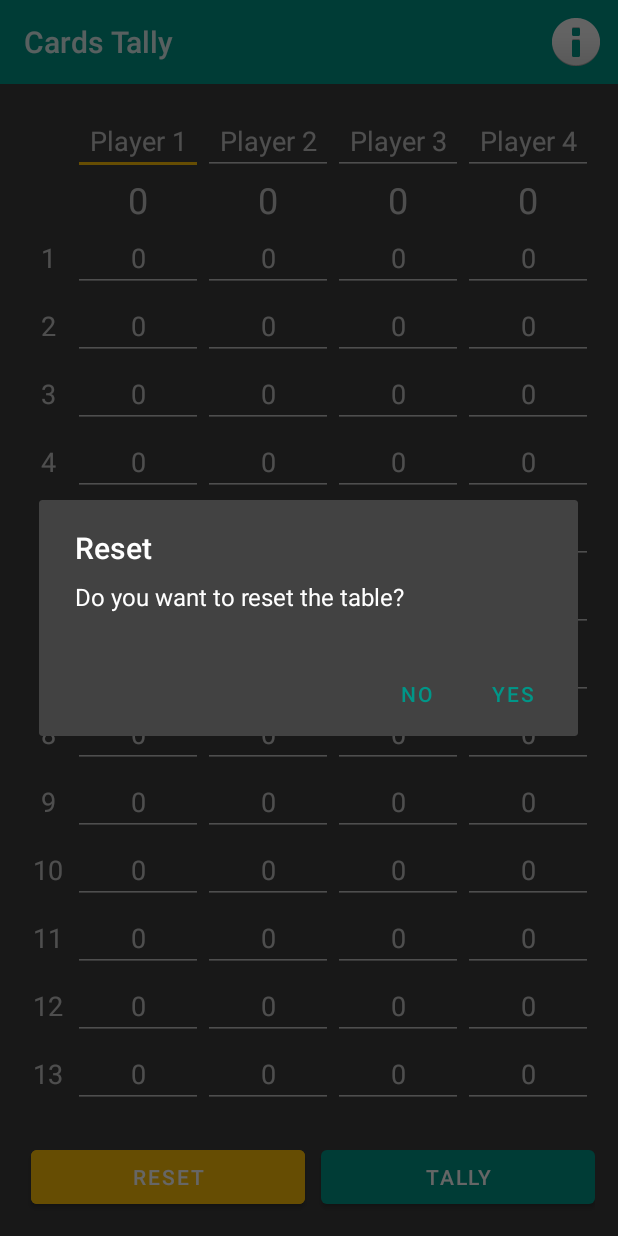
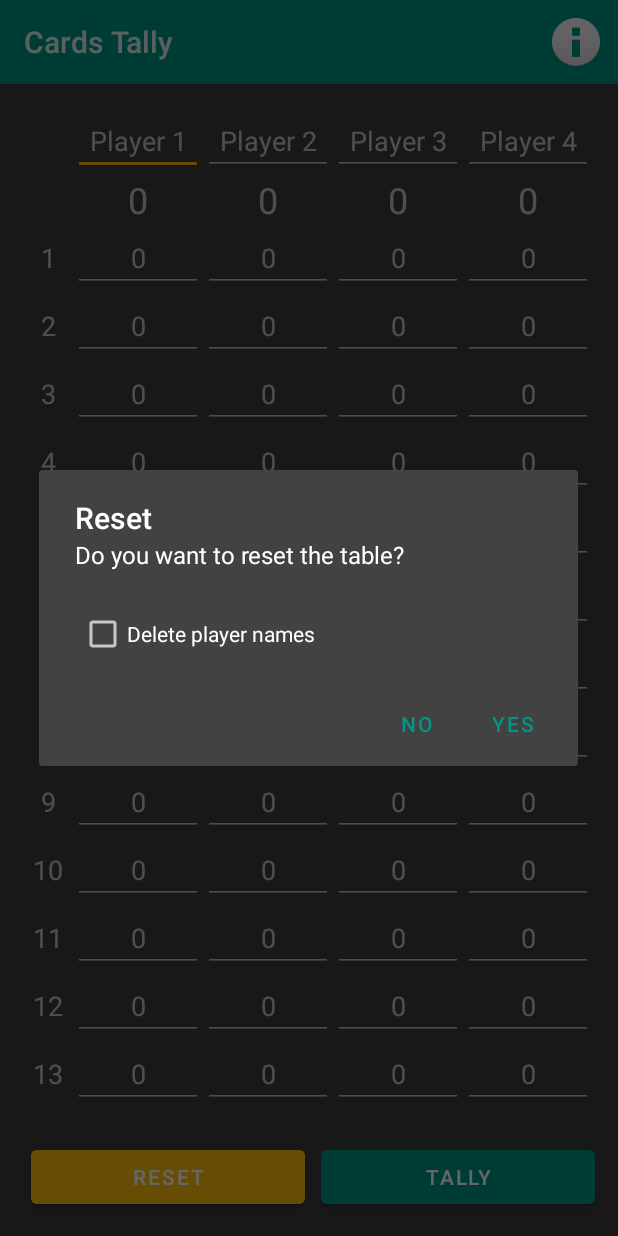
Before and after one commit to prat-man/Cards-Tally, an Android app: the screen it shows after launch (MainActivity), after a tap on "RESET", on a phone screen of 412 x 824 dp. Run offline under Robolectric (Android 15) with nearby library versions, the phone set to English and light mode, and no system bars.

Commit message:
Changed version to 2.1; Added support for automatic saving of game data; Introduced delete player names option in reset

```diff
--- a/app/build.gradle
+++ b/app/build.gradle
@@ -11,9 +11,11 @@ android {
         minSdkVersion 19
         targetSdkVersion 30
         versionCode 1
-        versionName "2.0"
+        versionName "2.1"
 
         testInstrumentationRunner "androidx.test.runner.AndroidJUnitRunner"
+
+        vectorDrawables.useSupportLibrary = true
     }
 
     buildTypes {
--- /dev/null
+++ b/app/src/main/java/in/pratanumandal/cardstally/GameInfo.java
@@ -0,0 +1,8 @@
+package in.pratanumandal.cardstally;
+
+public class GameInfo {
+
+    public Player[] players = new Player[Constants.PLAYERS];
+    public int[][] cardData = new int[Constants.ROWS][Constants.PLAYERS];
+
+}
--- a/app/src/main/java/in/pratanumandal/cardstally/MainActivity.java
+++ b/app/src/main/java/in/pratanumandal/cardstally/MainActivity.java
@@ -1,6 +1,7 @@
 package in.pratanumandal.cardstally;
 
 import android.app.AlertDialog;
+import android.app.ProgressDialog;
 import android.content.Intent;
 import android.content.pm.PackageInfo;
 import android.content.pm.PackageManager;
@@ -21,7 +22,10 @@ import android.view.MenuInflater;
 import android.view.MenuItem;
 import android.view.View;
 import android.widget.Button;
+import android.widget.CheckBox;
+import android.widget.CompoundButton;
 import android.widget.EditText;
+import android.widget.LinearLayout;
 import android.widget.Space;
 import android.widget.TableLayout;
 import android.widget.TableRow;
@@ -36,10 +40,8 @@ import com.google.gson.Gson;
 
 public class MainActivity extends AppCompatActivity {
 
-    public int[][] cardData = new int[Constants.ROWS][Constants.PLAYERS];
+    public GameInfo gameInfo;
     public EditText[][] editData = new EditText[Constants.ROWS][Constants.PLAYERS];
-
-    public Player[] players = new Player[Constants.PLAYERS];
 
     @Override
     protected void onCreate(Bundle savedInstanceState) {
@@ -51,6 +53,8 @@ public class MainActivity extends AppCompatActivity {
 
         ActionBar bar = getSupportActionBar();
         bar.setBackgroundDrawable(new ColorDrawable(getResources().getColor(R.color.colorPrimary)));
+
+        gameInfo = Persistence.loadGame(getApplicationContext());
 
         initializePlayers();
         initializeTally();
@@ -115,8 +119,16 @@ public class MainActivity extends AppCompatActivity {
 
     public void initializePlayers() {
         for (int i = 0; i < Constants.PLAYERS; i++) {
-            Player player = players[i] = new Player("Player " + (i + 1), 0);
             EditText name = getNameField(i);
+
+            if (gameInfo.players[i] == null) {
+                gameInfo.players[i] = new Player("Player " + (i + 1), 0);
+            }
+            else {
+                name.setText(gameInfo.players[i].name);
+            }
+
+            Player player = gameInfo.players[i];
 
             name.addTextChangedListener(new TextWatcher() {
                 @Override
@@ -128,15 +140,17 @@ public class MainActivity extends AppCompatActivity {
                 @Override
                 public void onTextChanged(CharSequence s, int start, int before, int count) {
                     if (s.length() == 0) {
-                        player.name = player.defaultName;
+                        player.name = "";
                     }
                     else if (s.toString().trim().isEmpty()) {
                         name.setText("");
-                        player.name = player.defaultName;
+                        player.name = "";
                     }
                     else {
                         player.name = s.toString();
                     }
+
+                    Persistence.saveGame(getApplicationContext(), gameInfo);
                 }
             });
         }
@@ -171,6 +185,10 @@ public class MainActivity extends AppCompatActivity {
                 edit.setHint("0");
                 row.addView(edit);
 
+                if (gameInfo.cardData[i][j] != 0) {
+                    edit.setText(String.valueOf(gameInfo.cardData[i][j]));
+                }
+
                 if (i == rows - 1) {
                     TextView score = getScoreField(j);
                     score.addTextChangedListener(new TextWatcher() {
@@ -188,9 +206,7 @@ public class MainActivity extends AppCompatActivity {
                     });
                 }
 
-                cardData[i][j] = 0;
-
-                Player player = players[j];
+                Player player = gameInfo.players[j];
                 TextView score = getScoreField(j);
 
                 int finalI = i;
@@ -213,12 +229,14 @@ public class MainActivity extends AppCompatActivity {
                         int value = 0;
                         if (s.length() != 0) value = Integer.valueOf(s.toString());
 
-                        int total = Integer.valueOf(score.getText().toString()) - cardData[finalI][finalJ] + value;
+                        int total = player.cards - gameInfo.cardData[finalI][finalJ] + value;
                         score.setText(String.valueOf(total));
 
                         player.cards = total;
 
-                        cardData[finalI][finalJ] = value;
+                        gameInfo.cardData[finalI][finalJ] = value;
+
+                        Persistence.saveGame(getApplicationContext(), gameInfo);
                     }
                 });
             }
@@ -231,12 +249,32 @@ public class MainActivity extends AppCompatActivity {
         Button button = findViewById(R.id.resetButton);
         button.setOnClickListener((v) -> {
             AlertDialog.Builder alertDialogBuilder = new AlertDialog.Builder(this);
+
+            LinearLayout checkBoxWrapper = new LinearLayout(this);
+            checkBoxWrapper.setPadding(40, 0, 40, 0);
+
+            CheckBox checkBox = new CheckBox(this);
+            checkBox.setChecked(Persistence.getDeleteNames(getApplicationContext()));
+            checkBox.setOnCheckedChangeListener((buttonView, isChecked) -> {
+                Persistence.setDeleteNames(getApplicationContext(), isChecked);
+            });
+            checkBox.setText("Delete player names");
+            checkBoxWrapper.addView(checkBox);
+
             alertDialogBuilder.setMessage("Do you want to reset the table?");
+            alertDialogBuilder.setView(checkBoxWrapper);
             alertDialogBuilder.setTitle("Reset");
             alertDialogBuilder.setPositiveButton("Yes", (dialog, id) -> {
                 for (int i = 0; i < Constants.ROWS; i++) {
                     for (int j = 0; j < Constants.PLAYERS; j++) {
                         editData[i][j].setText("");
+                    }
+                }
+
+                if (Persistence.getDeleteNames(getApplicationContext())) {
+                    for (int i = 0; i < Constants.PLAYERS; i++) {
+                        EditText name = getNameField(i);
+                        name.setText("");
                     }
                 }
             });
@@ -250,7 +288,7 @@ public class MainActivity extends AppCompatActivity {
         Button button = findViewById(R.id.tallyButton);
         button.setOnClickListener((v) -> {
             Intent intent = new Intent(getBaseContext(), TallyActivity.class);
-            String playersString = new Gson().toJson(players);
+            String playersString = new Gson().toJson(gameInfo.players);
             intent.putExtra("PLAYERS", playersString);
             startActivity(intent);
         });
--- /dev/null
+++ b/app/src/main/java/in/pratanumandal/cardstally/Persistence.java
@@ -0,0 +1,42 @@
+package in.pratanumandal.cardstally;
+
+import android.content.Context;
+import android.content.SharedPreferences;
+
+import com.google.gson.Gson;
+
+public class Persistence {
+
+    public static GameInfo loadGame(Context context) {
+        SharedPreferences settings = context.getSharedPreferences("GAME_INFO", 0);
+        String gameData = settings.getString("gameData", null);
+
+        if (gameData == null) return new GameInfo();
+        return new Gson().fromJson(gameData, GameInfo.class);
+    }
+
+    public static void saveGame(Context context, GameInfo gameInfo) {
+        SharedPreferences settings = context.getSharedPreferences("GAME_INFO", 0);
+        SharedPreferences.Editor editor = settings.edit();
+
+        String gameData = new Gson().toJson(gameInfo);
+        editor.putString("gameData", gameData);
+
+        editor.apply();
+    }
+
+    public static Boolean getDeleteNames(Context context) {
+        SharedPreferences settings = context.getSharedPreferences("SETTINGS", 0);
+        return settings.getBoolean("deleteNames", false);
+    }
+
+    public static void setDeleteNames(Context context, Boolean deleteNames) {
+        SharedPreferences settings = context.getSharedPreferences("SETTINGS", 0);
+        SharedPreferences.Editor editor = settings.edit();
+
+        editor.putBoolean("deleteNames", deleteNames);
+
+        editor.apply();
+    }
+
+}
--- a/app/src/main/java/in/pratanumandal/cardstally/Player.java
+++ b/app/src/main/java/in/pratanumandal/cardstally/Player.java
@@ -6,8 +6,9 @@ public class Player implements Comparable<Player> {
     public String name;
     public int cards;
 
-    public Player(String name, int cards) {
-        this.defaultName = this.name = name;
+    public Player(String defaultName, int cards) {
+        this.defaultName = defaultName;
+        this.name = "";
         this.cards = cards;
     }
 
--- a/app/src/main/java/in/pratanumandal/cardstally/TallyActivity.java
+++ b/app/src/main/java/in/pratanumandal/cardstally/TallyActivity.java
@@ -94,12 +94,12 @@ public class TallyActivity extends AppCompatActivity {
 
                     TextView from = new TextView(this);
                     from.setTextSize(TypedValue.COMPLEX_UNIT_DIP, 18);
-                    from.setText(players[i].name);
+                    from.setText(players[i].name.isEmpty() ? players[i].defaultName : players[i].name);
                     row.addView(from);
 
                     TextView to = new TextView(this);
                     to.setTextSize(TypedValue.COMPLEX_UNIT_DIP, 18);
-                    to.setText(players[j].name);
+                    to.setText(players[i].name.isEmpty() ? players[i].defaultName : players[i].name);
                     row.addView(to);
 
                     TextView cards = new TextView(this);
--- a/app/src/main/res/layout/activity_main.xml
+++ b/app/src/main/res/layout/activity_main.xml
@@ -106,7 +106,7 @@
 
     <ScrollView
         android:layout_width="match_parent"
-        android:layout_height="match_parent"
+        android:layout_height="0dp"
         android:layout_weight="1">
 
         <TableLayout
```
